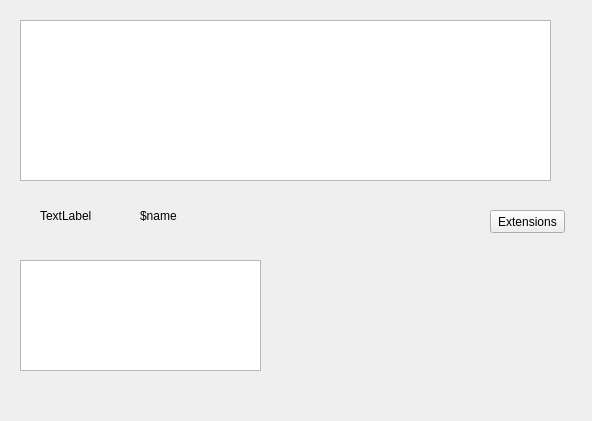
Old version of the form desktop/app/gui/dialogs/optionplugininfo.ui in the repository theall/Foreplayer.
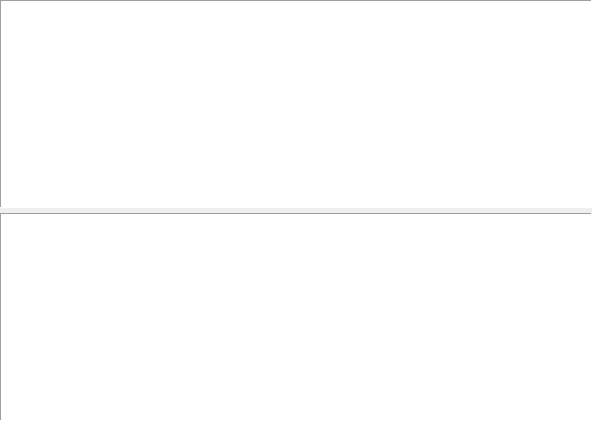
New version of the form.

Commit message: 1.plugin info page 2.support keyboard play in playlist window

What changed in the file:
```diff
--- a/desktop/app/gui/dialogs/optionplugininfo.ui
+++ b/desktop/app/gui/dialogs/optionplugininfo.ui
@@ -13,65 +13,37 @@
   <property name="windowTitle">
    <string>Form</string>
   </property>
-  <widget class="QTableView" name="tvPlugins">
-   <property name="geometry">
-    <rect>
-     <x>20</x>
-     <y>20</y>
-     <width>531</width>
-     <height>161</height>
-    </rect>
+  <layout class="QVBoxLayout" name="verticalLayout">
+   <property name="spacing">
+    <number>5</number>
    </property>
-  </widget>
-  <widget class="QPushButton" name="pushButton">
-   <property name="geometry">
-    <rect>
-     <x>490</x>
-     <y>210</y>
-     <width>75</width>
-     <height>23</height>
-    </rect>
+   <property name="leftMargin">
+    <number>0</number>
    </property>
-   <property name="text">
-    <string>Extensions</string>
+   <property name="topMargin">
+    <number>0</number>
    </property>
-  </widget>
-  <widget class="QTableView" name="tvSuffix">
-   <property name="geometry">
-    <rect>
-     <x>20</x>
-     <y>260</y>
-     <width>241</width>
-     <height>111</height>
-    </rect>
+   <property name="rightMargin">
+    <number>0</number>
    </property>
-  </widget>
-  <widget class="QLabel" name="label">
-   <property name="geometry">
-    <rect>
-     <x>40</x>
-     <y>210</y>
-     <width>54</width>
-     <height>12</height>
-    </rect>
+   <property name="bottomMargin">
+    <number>0</number>
    </property>
-   <property name="text">
-    <string>TextLabel</string>
-   </property>
-  </widget>
-  <widget class="QLabel" name="label_2">
-   <property name="geometry">
-    <rect>
-     <x>140</x>
-     <y>210</y>
-     <width>54</width>
-     <height>12</height>
-    </rect>
-   </property>
-   <property name="text">
-    <string>$name</string>
-   </property>
-  </widget>
+   <item>
+    <widget class="QTableView" name="tvPlugins">
+     <property name="frameShape">
+      <enum>QFrame::Panel</enum>
+     </property>
+    </widget>
+   </item>
+   <item>
+    <widget class="QTableView" name="tvSuffix">
+     <property name="frameShape">
+      <enum>QFrame::Panel</enum>
+     </property>
+    </widget>
+   </item>
+  </layout>
  </widget>
  <resources/>
  <connections/>
```
The commit also changes 41 other files.
